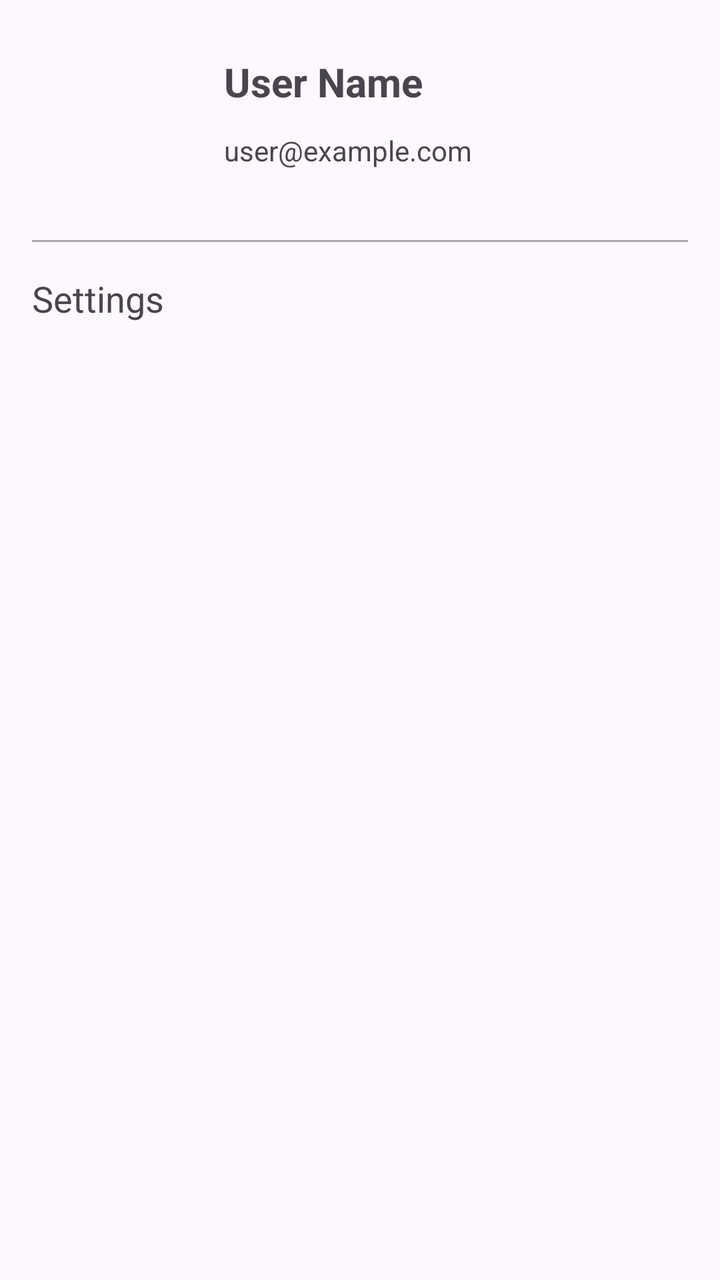
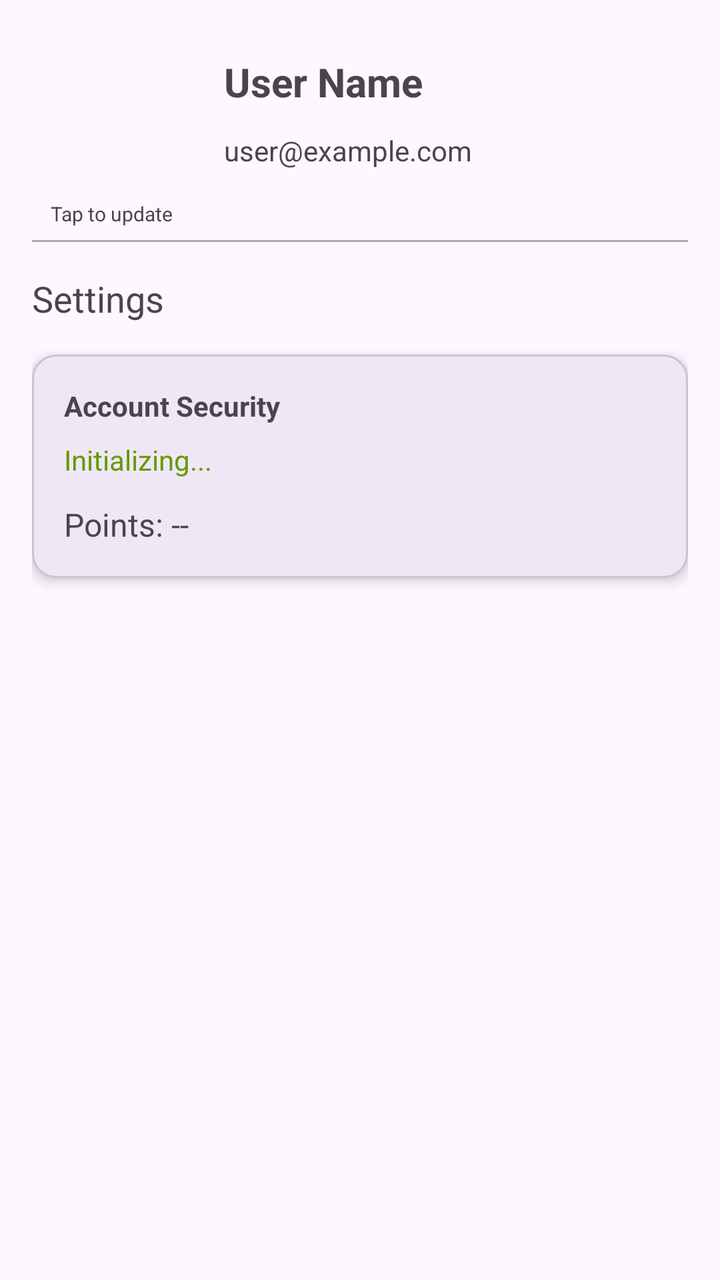

The first picture is an Android layout as it rendered before a commit; the second is the same layout after the commit. The layout source and the unified diff follow.
<!-- AndroidManifest.xml: application theme Theme.MobileTest -->
<!-- res/layout/fragment_profile.xml -->
<?xml version="1.0" encoding="utf-8"?>
<androidx.constraintlayout.widget.ConstraintLayout xmlns:android="http://schemas.android.com/apk/res/android"
    xmlns:app="http://schemas.android.com/apk/res-auto"
    android:layout_width="match_parent"
    android:layout_height="match_parent"
    android:padding="16dp">

    <ImageView
        android:id="@+id/profile_image"
        android:layout_width="80dp"
        android:layout_height="80dp"
        android:src="@android:drawable/sym_def_app_icon"
        app:layout_constraintStart_toStartOf="parent"
        app:layout_constraintTop_toTopOf="parent" />

    <TextView
        android:id="@+id/profile_name"
        android:layout_width="wrap_content"
        android:layout_height="wrap_content"
        android:layout_marginStart="16dp"
        android:text="User Name"
        android:textSize="20sp"
        android:textStyle="bold"
        app:layout_constraintBottom_toTopOf="@id/profile_email"
        app:layout_constraintStart_toEndOf="@id/profile_image"
        app:layout_constraintTop_toTopOf="@id/profile_image" />

    <TextView
        android:id="@+id/profile_email"
        android:layout_width="wrap_content"
        android:layout_height="wrap_content"
        android:layout_marginStart="16dp"
        android:text="user@example.com"
        app:layout_constraintBottom_toBottomOf="@id/profile_image"
        app:layout_constraintStart_toEndOf="@id/profile_image"
        app:layout_constraintTop_toBottomOf="@id/profile_name" />

    <View
        android:id="@+id/divider"
        android:layout_width="match_parent"
        android:layout_height="1dp"
        android:layout_marginTop="24dp"
        android:background="@android:color/darker_gray"
        app:layout_constraintTop_toBottomOf="@id/profile_image" />

    <TextView
        android:id="@+id/settings_label"
        android:layout_width="wrap_content"
        android:layout_height="wrap_content"
        android:layout_marginTop="16dp"
        android:text="Settings"
        android:textSize="18sp"
        app:layout_constraintStart_toStartOf="parent"
        app:layout_constraintTop_toBottomOf="@id/divider" />

</androidx.constraintlayout.widget.ConstraintLayout>
<!-- resources referenced by this layout -->
<resources>
  <style name="Theme.MobileTest" parent="Base.Theme.MobileTest" />
  <style name="Base.Theme.MobileTest" parent="Theme.Material3.DayNight.NoActionBar">
          
          
      </style>
</resources>

<!-- the commit's change to res/layout/fragment_profile.xml (unified diff, before → after) -->
@@ -10,8 +10,22 @@
         android:layout_width="80dp"
         android:layout_height="80dp"
         android:src="@android:drawable/sym_def_app_icon"
+        android:clickable="true"
+        android:focusable="true"
+        android:background="?attr/selectableItemBackgroundBorderless"
         app:layout_constraintStart_toStartOf="parent"
         app:layout_constraintTop_toTopOf="parent" />
+
+    <TextView
+        android:id="@+id/avatar_hint"
+        android:layout_width="wrap_content"
+        android:layout_height="wrap_content"
+        android:text="Tap to update"
+        android:textSize="10sp"
+        android:layout_marginTop="4dp"
+        app:layout_constraintStart_toStartOf="@id/profile_image"
+        app:layout_constraintEnd_toEndOf="@id/profile_image"
+        app:layout_constraintTop_toBottomOf="@id/profile_image" />
 
     <TextView
         android:id="@+id/profile_name"
@@ -53,4 +67,43 @@
         app:layout_constraintStart_toStartOf="parent"
         app:layout_constraintTop_toBottomOf="@id/divider" />
 
+    <com.google.android.material.card.MaterialCardView
+        android:layout_width="match_parent"
+        android:layout_height="wrap_content"
+        android:layout_marginTop="16dp"
+        app:cardCornerRadius="12dp"
+        app:cardElevation="4dp"
+        app:layout_constraintTop_toBottomOf="@id/settings_label">
+
+        <LinearLayout
+            android:layout_width="match_parent"
+            android:layout_height="wrap_content"
+            android:orientation="vertical"
+            android:padding="16dp">
+
+            <TextView
+                android:layout_width="wrap_content"
+                android:layout_height="wrap_content"
+                android:text="Account Security"
+                android:textStyle="bold" />
+
+            <TextView
+                android:id="@+id/security_status_text"
+                android:layout_width="wrap_content"
+                android:layout_height="wrap_content"
+                android:layout_marginTop="8dp"
+                android:text="Initializing..."
+                android:textColor="@android:color/holo_green_dark" />
+
+            <TextView
+                android:id="@+id/points_text"
+                android:layout_width="wrap_content"
+                android:layout_height="wrap_content"
+                android:layout_marginTop="12dp"
+                android:text="Points: --"
+                android:textSize="16sp" />
+
+        </LinearLayout>
+    </com.google.android.material.card.MaterialCardView>
+
 </androidx.constraintlayout.widget.ConstraintLayout>
